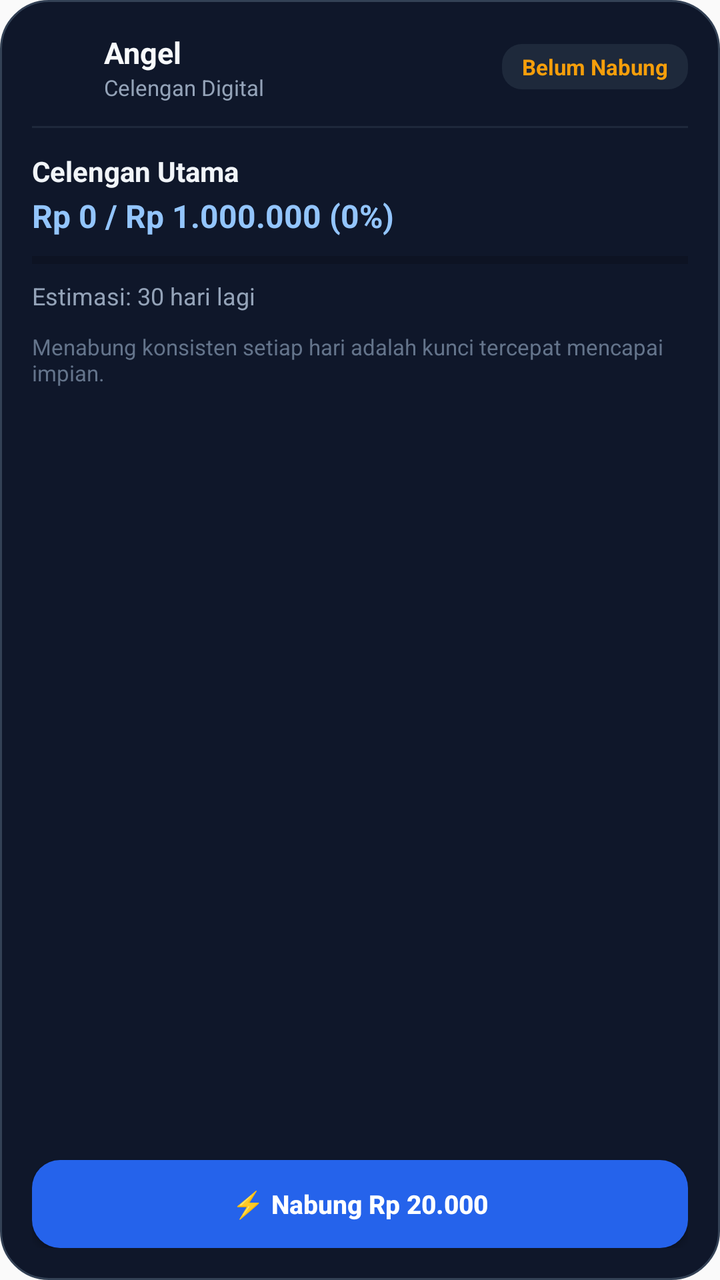
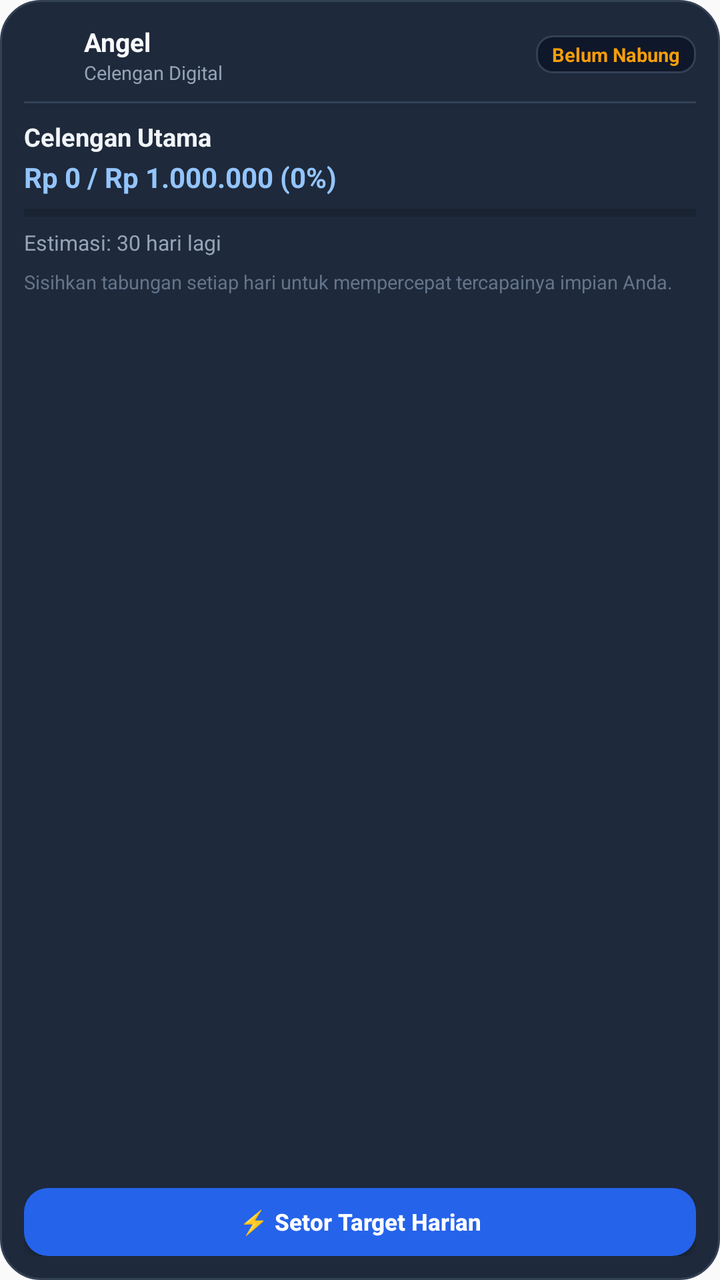

The first picture is an Android layout as it rendered before a commit; the second is the same layout after the commit. The layout source and the unified diff follow.
<!-- AndroidManifest.xml: application theme android:Theme.Material.Light.NoActionBar -->
<!-- res/layout/widget_angel_large.xml -->
<?xml version="1.0" encoding="utf-8"?>
<LinearLayout xmlns:android="http://schemas.android.com/apk/res/android"
    android:id="@+id/widget_root"
    android:layout_width="match_parent"
    android:layout_height="match_parent"
    android:background="@drawable/bg_widget_container"
    android:orientation="vertical"
    android:padding="16dp">

    
    <LinearLayout
        android:layout_width="match_parent"
        android:layout_height="wrap_content"
        android:gravity="center_vertical"
        android:orientation="horizontal">

        <ImageView
            android:layout_width="26dp"
            android:layout_height="26dp"
            android:contentDescription="@string/app_name"
            android:src="@mipmap/ic_launcher" />

        <LinearLayout
            android:layout_width="0dp"
            android:layout_height="wrap_content"
            android:layout_marginStart="10dp"
            android:layout_weight="1"
            android:orientation="vertical">

            <TextView
                android:layout_width="wrap_content"
                android:layout_height="wrap_content"
                android:text="@string/app_name"
                android:textColor="#F8FAFC"
                android:textSize="15sp"
                android:textStyle="bold" />

            <TextView
                android:layout_width="wrap_content"
                android:layout_height="wrap_content"
                android:text="Celengan Digital"
                android:textColor="#94A3B8"
                android:textSize="11sp" />
        </LinearLayout>

        <TextView
            android:id="@+id/tv_widget_streak"
            android:layout_width="wrap_content"
            android:layout_height="wrap_content"
            android:background="@drawable/bg_widget_pill"
            android:paddingStart="10dp"
            android:paddingTop="4dp"
            android:paddingEnd="10dp"
            android:paddingBottom="4dp"
            android:text="Belum Nabung"
            android:textColor="#F59E0B"
            android:textSize="11sp"
            android:textStyle="bold" />
    </LinearLayout>

    <View
        android:layout_width="match_parent"
        android:layout_height="1dp"
        android:layout_marginTop="12dp"
        android:layout_marginBottom="12dp"
        android:background="#1E293B" />

    
    <TextView
        android:id="@+id/tv_widget_goal_title"
        android:layout_width="match_parent"
        android:layout_height="wrap_content"
        android:ellipsize="end"
        android:maxLines="1"
        android:text="Celengan Utama"
        android:textColor="#F1F5F9"
        android:textSize="14sp"
        android:textStyle="bold" />

    <TextView
        android:id="@+id/tv_widget_amount"
        android:layout_width="match_parent"
        android:layout_height="wrap_content"
        android:layout_marginTop="2dp"
        android:ellipsize="end"
        android:maxLines="1"
        android:text="Rp 0 / Rp 1.000.000 (0%)"
        android:textColor="#93C5FD"
        android:textSize="16sp"
        android:textStyle="bold" />

    <ProgressBar
        android:id="@+id/pb_widget_progress"
        style="?android:attr/progressBarStyleHorizontal"
        android:layout_width="match_parent"
        android:layout_height="7dp"
        android:layout_marginTop="8dp"
        android:max="100"
        android:progress="0" />

    <TextView
        android:id="@+id/tv_widget_estimate"
        android:layout_width="match_parent"
        android:layout_height="wrap_content"
        android:layout_marginTop="6dp"
        android:ellipsize="end"
        android:maxLines="1"
        android:text="Estimasi: 30 hari lagi"
        android:textColor="#94A3B8"
        android:textSize="12sp" />

    <TextView
        android:id="@+id/tv_widget_large_tip"
        android:layout_width="match_parent"
        android:layout_height="0dp"
        android:layout_marginTop="10dp"
        android:layout_weight="1"
        android:ellipsize="end"
        android:maxLines="2"
        android:text="Menabung konsisten setiap hari adalah kunci tercepat mencapai impian."
        android:textColor="#64748B"
        android:textSize="11sp" />

    
    <Button
        android:id="@+id/btn_widget_save"
        android:layout_width="match_parent"
        android:layout_height="44dp"
        android:layout_marginTop="8dp"
        android:background="@drawable/bg_widget_button"
        android:text="⚡ Nabung Rp 20.000"
        android:textAllCaps="false"
        android:textColor="#FFFFFF"
        android:textSize="13sp"
        android:textStyle="bold" />

</LinearLayout>
<!-- resources referenced by this layout -->
<resources>
  <!-- drawable bg_widget_button (drawable) -->
  <?xml version="1.0" encoding="utf-8"?>
  <shape xmlns:android="http://schemas.android.com/apk/res/android"
      android:shape="rectangle">
      <corners android:radius="14dp" />
      <solid android:color="#2563EB" />
  </shape>
  <!-- drawable bg_widget_container (drawable) -->
  <?xml version="1.0" encoding="utf-8"?>
  <shape xmlns:android="http://schemas.android.com/apk/res/android"
      android:shape="rectangle">
      <corners android:radius="24dp" />
      <solid android:color="#0F172A" />
      <stroke android:width="1dp" android:color="#334155" />
  </shape>
  <!-- drawable bg_widget_pill (drawable) -->
  <?xml version="1.0" encoding="utf-8"?>
  <shape xmlns:android="http://schemas.android.com/apk/res/android"
      android:shape="rectangle">
      <corners android:radius="10dp" />
      <solid android:color="#1E293B" />
  </shape>
  <!-- mipmap ic_launcher (mipmap-anydpi-v26) -->
  <?xml version="1.0" encoding="utf-8"?>
  <adaptive-icon xmlns:android="http://schemas.android.com/apk/res/android">
      <background android:drawable="@drawable/ic_launcher_background" />
      <foreground android:drawable="@drawable/ic_launcher_foreground" />
  </adaptive-icon>
  <string name="app_name">Angel</string>
  <!-- drawable ic_launcher_background (drawable) -->
  <?xml version="1.0" encoding="utf-8"?>
  <vector xmlns:android="http://schemas.android.com/apk/res/android"
      android:width="108dp"
      android:height="108dp"
      android:viewportWidth="108"
      android:viewportHeight="108">
      
      <path
          android:fillColor="#0F172A"
          android:pathData="M0,0h108v108h-108z" />
      
      <path
          android:fillColor="#1E293B"
          android:pathData="M54,14 A40,40 0 1 0 54,94 A40,40 0 1 0 54,14 Z"
          android:fillAlpha="0.6" />
      <path
          android:fillColor="#3B82F6"
          android:pathData="M54,28 A26,26 0 1 0 54,80 A26,26 0 1 0 54,28 Z"
          android:fillAlpha="0.15" />
  </vector>
  <!-- drawable ic_launcher_foreground: vector/xml drawable (drawable, 3443 chars, omitted) -->
</resources>

<!-- the commit's change to res/layout/widget_angel_large.xml (unified diff, before → after) -->
@@ -5,7 +5,7 @@
     android:layout_height="match_parent"
     android:background="@drawable/bg_widget_container"
     android:orientation="vertical"
-    android:padding="16dp">
+    android:padding="12dp">
 
     
     <LinearLayout
@@ -15,15 +15,15 @@
         android:orientation="horizontal">
 
         <ImageView
-            android:layout_width="26dp"
-            android:layout_height="26dp"
+            android:layout_width="22dp"
+            android:layout_height="22dp"
             android:contentDescription="@string/app_name"
             android:src="@mipmap/ic_launcher" />
 
         <LinearLayout
             android:layout_width="0dp"
             android:layout_height="wrap_content"
-            android:layout_marginStart="10dp"
+            android:layout_marginStart="8dp"
             android:layout_weight="1"
             android:orientation="vertical">
 
@@ -32,7 +32,7 @@
                 android:layout_height="wrap_content"
                 android:text="@string/app_name"
                 android:textColor="#F8FAFC"
-                android:textSize="15sp"
+                android:textSize="13sp"
                 android:textStyle="bold" />
 
             <TextView
@@ -40,7 +40,7 @@
                 android:layout_height="wrap_content"
                 android:text="Celengan Digital"
                 android:textColor="#94A3B8"
-                android:textSize="11sp" />
+                android:textSize="9.5sp" />
         </LinearLayout>
 
         <TextView
@@ -48,22 +48,22 @@
             android:layout_width="wrap_content"
             android:layout_height="wrap_content"
             android:background="@drawable/bg_widget_pill"
-            android:paddingStart="10dp"
-            android:paddingTop="4dp"
-            android:paddingEnd="10dp"
-            android:paddingBottom="4dp"
+            android:paddingStart="8dp"
+            android:paddingTop="3dp"
+            android:paddingEnd="8dp"
+            android:paddingBottom="3dp"
             android:text="Belum Nabung"
             android:textColor="#F59E0B"
-            android:textSize="11sp"
+            android:textSize="9.5sp"
             android:textStyle="bold" />
     </LinearLayout>
 
     <View
         android:layout_width="match_parent"
         android:layout_height="1dp"
-        android:layout_marginTop="12dp"
-        android:layout_marginBottom="12dp"
-        android:background="#1E293B" />
+        android:layout_marginTop="8dp"
+        android:layout_marginBottom="8dp"
+        android:background="#334155" />
 
     
     <TextView
@@ -74,7 +74,7 @@
         android:maxLines="1"
         android:text="Celengan Utama"
         android:textColor="#F1F5F9"
-        android:textSize="14sp"
+        android:textSize="12.5sp"
         android:textStyle="bold" />
 
     <TextView
@@ -86,15 +86,15 @@
         android:maxLines="1"
         android:text="Rp 0 / Rp 1.000.000 (0%)"
         android:textColor="#93C5FD"
-        android:textSize="16sp"
+        android:textSize="14sp"
         android:textStyle="bold" />
 
     <ProgressBar
         android:id="@+id/pb_widget_progress"
         style="?android:attr/progressBarStyleHorizontal"
         android:layout_width="match_parent"
-        android:layout_height="7dp"
-        android:layout_marginTop="8dp"
+        android:layout_height="5dp"
+        android:layout_marginTop="6dp"
         android:max="100"
         android:progress="0" />
 
@@ -102,36 +102,36 @@
         android:id="@+id/tv_widget_estimate"
         android:layout_width="match_parent"
         android:layout_height="wrap_content"
-        android:layout_marginTop="6dp"
+        android:layout_marginTop="5dp"
         android:ellipsize="end"
         android:maxLines="1"
         android:text="Estimasi: 30 hari lagi"
         android:textColor="#94A3B8"
-        android:textSize="12sp" />
+        android:textSize="10.5sp" />
 
     <TextView
         android:id="@+id/tv_widget_large_tip"
         android:layout_width="match_parent"
         android:layout_height="0dp"
-        android:layout_marginTop="10dp"
+        android:layout_marginTop="6dp"
         android:layout_weight="1"
         android:ellipsize="end"
         android:maxLines="2"
-        android:text="Menabung konsisten setiap hari adalah kunci tercepat mencapai impian."
+        android:text="Sisihkan tabungan setiap hari untuk mempercepat tercapainya impian Anda."
         android:textColor="#64748B"
-        android:textSize="11sp" />
+        android:textSize="9.5sp" />
 
     
     <Button
         android:id="@+id/btn_widget_save"
         android:layout_width="match_parent"
-        android:layout_height="44dp"
-        android:layout_marginTop="8dp"
+        android:layout_height="34dp"
+        android:layout_marginTop="6dp"
         android:background="@drawable/bg_widget_button"
-        android:text="⚡ Nabung Rp 20.000"
+        android:text="⚡ Setor Target Harian"
         android:textAllCaps="false"
         android:textColor="#FFFFFF"
-        android:textSize="13sp"
+        android:textSize="11.5sp"
         android:textStyle="bold" />
 
 </LinearLayout>
<!-- resource entries referenced after the edit -->
@@ -4,23 +4,24 @@
   <?xml version="1.0" encoding="utf-8"?>
   <shape xmlns:android="http://schemas.android.com/apk/res/android"
       android:shape="rectangle">
-      <corners android:radius="14dp" />
+      <corners android:radius="12dp" />
       <solid android:color="#2563EB" />
   </shape>
   <!-- drawable bg_widget_container (drawable) -->
   <?xml version="1.0" encoding="utf-8"?>
   <shape xmlns:android="http://schemas.android.com/apk/res/android"
       android:shape="rectangle">
-      <corners android:radius="24dp" />
-      <solid android:color="#0F172A" />
+      <corners android:radius="20dp" />
+      <solid android:color="#1E293B" />
       <stroke android:width="1dp" android:color="#334155" />
   </shape>
   <!-- drawable bg_widget_pill (drawable) -->
   <?xml version="1.0" encoding="utf-8"?>
   <shape xmlns:android="http://schemas.android.com/apk/res/android"
       android:shape="rectangle">
-      <corners android:radius="10dp" />
-      <solid android:color="#1E293B" />
+      <corners android:radius="8dp" />
+      <solid android:color="#0F172A" />
+      <stroke android:width="1dp" android:color="#334155" />
   </shape>
   <!-- mipmap ic_launcher (mipmap-anydpi-v26) -->
   <?xml version="1.0" encoding="utf-8"?>
